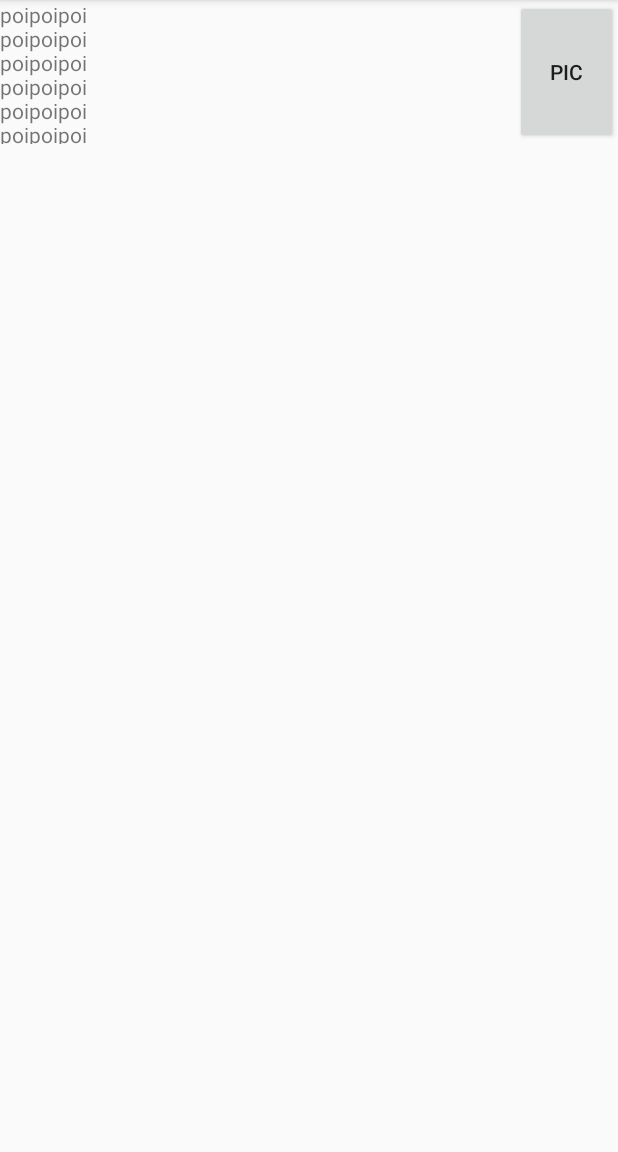
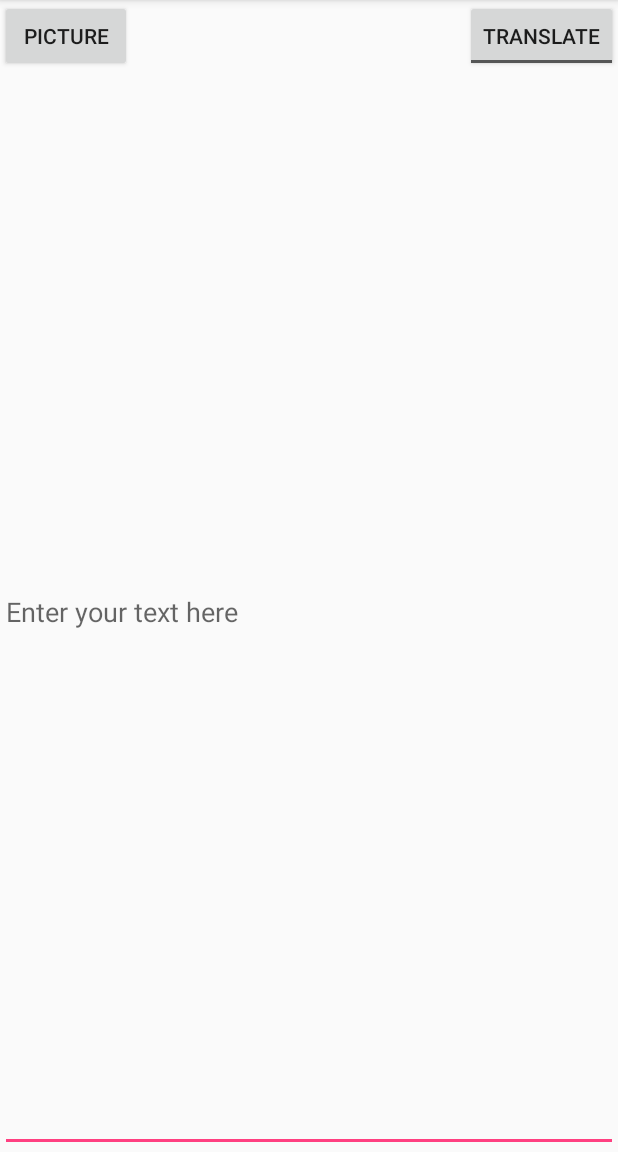
Before and after one commit to darenom/translator, an Android app: the screen it shows after launch (MainActivity), on a phone screen of 412 x 824 dp, the part 84-1236 px from its top. Run offline under Robolectric (Android 15) with nearby library versions, the phone set to English and light mode, and no system bars; libraries missing offline, so code that uses them is left out: com.google.android.gms.

Commit message:
simpleTranslate

```diff
--- a/app/build.gradle
+++ b/app/build.gradle
@@ -25,7 +25,6 @@ dependencies {
         exclude group: 'com.android.support', module: 'support-annotations'
     })
     compile 'com.android.support:appcompat-v7:25.3.1'
-    compile 'com.android.support.constraint:constraint-layout:1.0.2'
     compile 'com.google.android.gms:play-services-vision:10.2.1'
     testCompile 'junit:junit:4.12'
 }
--- a/app/src/main/AndroidManifest.xml
+++ b/app/src/main/AndroidManifest.xml
@@ -1,6 +1,8 @@
 <?xml version="1.0" encoding="utf-8"?>
 <manifest xmlns:android="http://schemas.android.com/apk/res/android"
     package="org.darenom.visualtralslator">
+
+    <uses-permission android:name="android.permission.INTERNET" />
 
     <uses-feature android:name="android.hardware.camera"
         android:required="true" />
--- a/app/src/main/java/org/darenom/visualtralslator/MainActivity.java
+++ b/app/src/main/java/org/darenom/visualtralslator/MainActivity.java
@@ -1,55 +1,83 @@
 package org.darenom.visualtralslator;
 
+import android.annotation.SuppressLint;
 import android.content.Intent;
 import android.content.IntentFilter;
 import android.graphics.Bitmap;
 import android.provider.MediaStore;
 import android.support.v7.app.AppCompatActivity;
 import android.os.Bundle;
-import android.support.v7.widget.ButtonBarLayout;
 import android.util.Log;
 import android.util.SparseArray;
 import android.view.View;
+import android.webkit.WebView;
+import android.webkit.WebViewClient;
 import android.widget.Button;
+import android.widget.EditText;
 import android.widget.ImageView;
-import android.widget.TextView;
 import android.widget.Toast;
+import android.widget.ToggleButton;
 
 import com.google.android.gms.vision.Frame;
 import com.google.android.gms.vision.text.TextBlock;
 import com.google.android.gms.vision.text.TextRecognizer;
+
+import java.io.UnsupportedEncodingException;
+import java.net.URLEncoder;
+import java.util.Locale;
 
 public class MainActivity extends AppCompatActivity {
 
     private final String TAG = getClass().getSimpleName();
     static final int REQUEST_IMAGE_CAPTURE = 1;
 
-    private ImageView mImageView;
     private Button mButton;
-    private TextView mText;
+    private ToggleButton mToggle;
+    private EditText mEdit;
+    private WebView mWebView;
 
     @Override
     protected void onCreate(Bundle savedInstanceState) {
         super.onCreate(savedInstanceState);
         setContentView(R.layout.activity_main);
 
-        mImageView = (ImageView) findViewById(R.id.bmp);
-        mButton = (Button) findViewById(R.id.pic);
-        mText = (TextView) findViewById(R.id.text);
+        mButton = (Button) findViewById(R.id.button);
+        mToggle = (ToggleButton) findViewById(R.id.toggle);
+
+        mWebView = (WebView) findViewById(R.id.web);
+        mEdit = (EditText) findViewById(R.id.edit);
+
         mButton.setOnClickListener(new View.OnClickListener() {
             @Override
             public void onClick(View v) {
-                dispatchTakePictureIntent();
+                mWebView.setVisibility(View.GONE);
+                mEdit.setVisibility(View.GONE);
+                mToggle.setChecked(true);
+
+                // Cam stuff
+                Intent takePictureIntent = new Intent(MediaStore.ACTION_IMAGE_CAPTURE);
+                if (takePictureIntent.resolveActivity(getPackageManager()) != null) {
+                    startActivityForResult(takePictureIntent, REQUEST_IMAGE_CAPTURE);
+                }
             }
         });
 
-    }
-
-    private void dispatchTakePictureIntent() {
-        Intent takePictureIntent = new Intent(MediaStore.ACTION_IMAGE_CAPTURE);
-        if (takePictureIntent.resolveActivity(getPackageManager()) != null) {
-            startActivityForResult(takePictureIntent, REQUEST_IMAGE_CAPTURE);
-        }
+        mToggle.setOnClickListener(new View.OnClickListener() {
+            @Override
+            public void onClick(View v) {
+                if (mToggle.isChecked()){
+                    mWebView.setVisibility(View.VISIBLE);
+                    mEdit.setVisibility(View.GONE);
+                    String decode = mEdit.getText().toString();
+                    if (!decode.isEmpty()){
+                        translate(decode);
+                    }
+                } else {
+                    mWebView.setVisibility(View.GONE);
+                    mEdit.setVisibility(View.VISIBLE);
+                }
+            }
+        });
     }
 
     @Override
@@ -57,8 +85,8 @@ public class MainActivity extends AppCompatActivity {
         if (requestCode == REQUEST_IMAGE_CAPTURE && resultCode == RESULT_OK) {
             Bundle extras = data.getExtras();
             Bitmap imageBitmap = (Bitmap) extras.get("data");
-            mImageView.setImageBitmap(imageBitmap);
-            mText.setText(decode(imageBitmap));
+            String decode = decode(imageBitmap);
+            mEdit.setText(decode);
         }
     }
 
@@ -100,4 +128,22 @@ public class MainActivity extends AppCompatActivity {
         return decode;
     }
 
+    @SuppressLint({"SetJavaScriptEnabled", "JavascriptInterface"})
+    private String translate(String text) {
+        String tranlate = "";
+        mWebView.getSettings().setJavaScriptEnabled(true);
+        mWebView.setWebViewClient(new WebViewClient());
+        String url = null;
+        try {
+            url = "https://translate.google.com/m?hl=" + Locale.getDefault().getLanguage()
+                    + "&sl=auto&tl=" + Locale.getDefault().getLanguage()    // todo: replace auto by TextBlock.getLanguage()
+                    + "&ie=UTF-8&prev=_m&q=" + URLEncoder.encode(text, "utf-8");
+
+            Log.e(TAG, url);
+        } catch (UnsupportedEncodingException e) {
+            e.printStackTrace();
+        }
+        mWebView.loadUrl(url);
+        return tranlate;
+    }
 }
--- a/app/src/main/res/layout/activity_main.xml
+++ b/app/src/main/res/layout/activity_main.xml
@@ -1,41 +1,49 @@
 <?xml version="1.0" encoding="utf-8"?>
-<LinearLayout xmlns:android="http://schemas.android.com/apk/res/android"
+<RelativeLayout xmlns:android="http://schemas.android.com/apk/res/android"
     xmlns:tools="http://schemas.android.com/tools"
     android:layout_width="match_parent"
     android:layout_height="match_parent"
     android:orientation="vertical"
     tools:context="org.darenom.visualtralslator.MainActivity">
 
-    <LinearLayout
-        android:layout_weight="1"
+    <RelativeLayout
         android:id="@+id/bar"
+        android:layout_alignParentTop="true"
         android:orientation="horizontal"
         android:layout_width="match_parent"
-        android:layout_height="0dp">
-        <ScrollView
-            android:layout_weight="5"
-            android:layout_width="0dp"
-            android:layout_height="match_parent">
-            <TextView
-                android:id="@+id/text"
-                android:text="poipoipoi\npoipoipoi\npoipoipoi\npoipoipoi\npoipoipoi\npoipoipoi\n"
-                android:layout_width="match_parent"
-                android:layout_height="wrap_content" />
-        </ScrollView>
+        android:layout_height="wrap_content">
+        <Button
+            android:id="@+id/button"
+            android:layout_alignParentStart="true"
+            android:layout_width="wrap_content"
+            android:layout_height="wrap_content"
+            android:text="@string/main_button" />
 
-        <Button
-            android:layout_weight="1"
-            android:id="@+id/pic"
-            android:layout_width="0dp"
-            android:layout_height="match_parent"
+        <ToggleButton
+            android:id="@+id/toggle"
+            android:layout_alignParentEnd="true"
+            android:layout_width="wrap_content"
+            android:layout_height="wrap_content"
+            android:checked="false"
+            android:textOn="@string/main_toggle_false"
+            android:textOff="@string/main_toggle_false" />
+    </RelativeLayout>
 
-            android:text="PiC" />
-    </LinearLayout>
+    <EditText
+        android:layout_below="@+id/bar"
+        android:layout_alignParentBottom="true"
+        android:id="@+id/edit"
+        android:text=""
+        android:hint="@string/main_edit_hint"
+        android:layout_width="match_parent"
+        android:layout_height="match_parent" />
 
-    <ImageView
-        android:layout_weight="7"
-        android:id="@+id/bmp"
+    <WebView
+        android:layout_below="@+id/bar"
+        android:layout_alignParentBottom="true"
+        android:id="@+id/web"
+        android:visibility="gone"
         android:layout_width="match_parent"
-        android:layout_height="0dp" />
+        android:layout_height="match_parent" />
 
-</LinearLayout>
+</RelativeLayout>
--- a/app/src/main/res/values/strings.xml
+++ b/app/src/main/res/values/strings.xml
@@ -1,4 +1,15 @@
 <resources>
     <string name="app_name">VisualTralslator</string>
+
+    <!-- Main Activity components -->
+    <string name="main_button">Picture</string>
+    <string name="main_toggle_true">Edit</string>
+    <string name="main_toggle_false">Translate</string>
+    <string name="main_edit_hint">Enter your text here</string>
+
+
+
     <string name="low_storage_error">Face detector dependencies cannot be downloaded due to low device storage</string>
+
+
 </resources>
```
